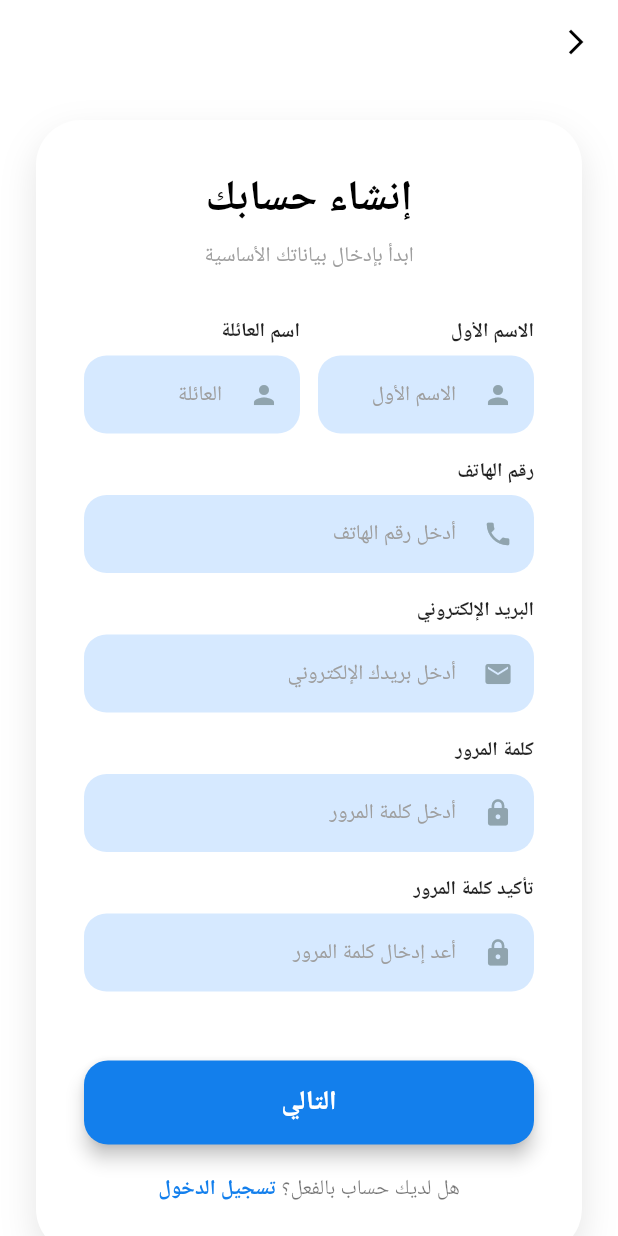
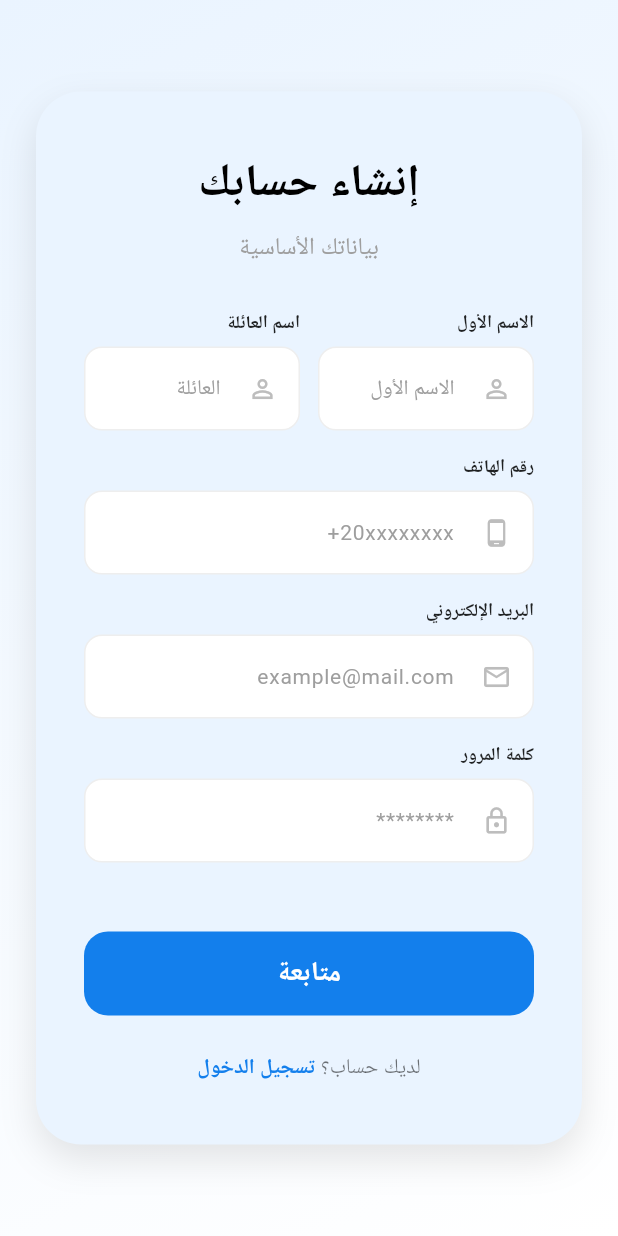
Before and after one commit to 3moor-dot/Gear_Up_App, a Flutter app: the RegisterPage screen opened by its route, on a phone screen of 412 x 824 dp. Run offline on Flutter 3.47's test engine with Material 3 defaults, Android fonts, the phone set to English and light mode, and no system bars; our stand-ins replace font_awesome_flutter, shared_preferences; accounts and stored records are empty; Roboto replaces fonts that are missing (Cairo).

Commit message:
Update Register

```diff
--- a/lib/pages/Registration/register.dart
+++ b/lib/pages/Registration/register.dart
@@ -9,7 +9,7 @@ class RegisterPage extends StatefulWidget {
 
 class _RegisterPageState extends State<RegisterPage> {
   // الحالات (States)
-  String role = "client"; // client or mechanic
+  String role = "client";
   int step = 1; // 1 or 2
 
   final primaryColor = const Color(0xFF137FEC);
@@ -18,17 +18,9 @@ class _RegisterPageState extends State<RegisterPage> {
   Widget build(BuildContext context) {
     final isDark = Theme.of(context).brightness == Brightness.dark;
 
-    return Scaffold(
-       // AppBar بسيط للعودة للخلف
-      appBar: AppBar(
-        backgroundColor: Colors.transparent,
-        elevation: 0,
-        leading: IconButton(
-          icon: Icon(Icons.arrow_back_ios_new,
-                color: isDark ? Colors.white : Colors.black, size: 20),
-          onPressed: () => Navigator.pop(context),
-        ),
-      ),
+    return Directionality(
+      textDirection: TextDirection.rtl, // لضمان اتجاه التطبيق من اليمين لليسار
+      child: Scaffold(
         body: Container(
           width: double.infinity,
           height: double.infinity,
@@ -38,7 +30,7 @@ class _RegisterPageState extends State<RegisterPage> {
               end: Alignment.bottomRight,
               colors: isDark
                   ? [const Color(0xFF0F1323), const Color(0xFF101922)]
-                : [Colors.white, Colors.white],
+                  : [const Color(0xFFEAF4FF), Colors.white],
             ),
           ),
           child: SafeArea(
@@ -46,10 +38,10 @@ class _RegisterPageState extends State<RegisterPage> {
               child: SingleChildScrollView(
                 padding: const EdgeInsets.all(24.0),
                 child: Container(
-                constraints: const BoxConstraints(maxWidth: 500), // ليشبه max-w-xl
-                padding: const EdgeInsets.all(32),
+                  constraints: const BoxConstraints(maxWidth: 550),
+                  padding: const EdgeInsets.symmetric(horizontal: 32, vertical: 40),
                   decoration: BoxDecoration(
-                  color: isDark ? const Color(0xFF1E293B) : Colors.white,
+                    color: isDark ? const Color(0xFF1B1F2D) : const Color(0xFFEAF4FF),
                     borderRadius: BorderRadius.circular(30),
                     boxShadow: [
                       BoxShadow(
@@ -66,37 +58,23 @@ class _RegisterPageState extends State<RegisterPage> {
                       Text(
                         "إنشاء حسابك",
                         style: TextStyle(
-                        fontSize: 28,
+                          fontSize: 30,
                           fontWeight: FontWeight.bold,
                           color: isDark ? Colors.white : Colors.black,
                         ),
                       ),
                       const SizedBox(height: 8),
                       Text(
-                      step == 1 ? "ابدأ بإدخال بياناتك الأساسية" : "اختر نوع الحساب لإكمال التسجيل",
+                        step == 1 ? "بياناتك الأساسية" : "اختر نوع الحساب لإتمام العملية",
                         textAlign: TextAlign.center,
-                      style: const TextStyle(color: Colors.grey),
+                        style: const TextStyle(color: Colors.grey, fontSize: 16),
                       ),
                       const SizedBox(height: 30),
 
-                    // FORM STEPS WITH ANIMATION
+                      // FORM STEPS (Animated)
                       AnimatedSwitcher(
                         duration: const Duration(milliseconds: 400),
-                      transitionBuilder: (Widget child, Animation<double> animation) {
-                        return FadeTransition(
-                          opacity: animation,
-                          child: SlideTransition(
-                            position: Tween<Offset>(
-                              begin: const Offset(0.1, 0),
-                              end: Offset.zero,
-                            ).animate(animation),
-                            child: child,
-                          ),
-                        );
-                      },
-                      child: step == 1
-                          ? _buildStep1(isDark)
-                          : _buildStep2(isDark),
+                        child: step == 1 ? _buildStep1(isDark) : _buildStep2(isDark),
                       ),
 
                       const SizedBox(height: 30),
@@ -107,14 +85,14 @@ class _RegisterPageState extends State<RegisterPage> {
                           if (step == 2) ...[
                             Expanded(
                               flex: 1,
-                            child: OutlinedButton(
+                              child: TextButton(
                                 onPressed: () => setState(() => step = 1),
-                              style: OutlinedButton.styleFrom(
-                                side: BorderSide(color: isDark ? Colors.grey : Colors.grey.shade400),
+                                style: TextButton.styleFrom(
+                                  backgroundColor: isDark ? Colors.grey[700] : Colors.grey[300],
                                   minimumSize: const Size(0, 56),
                                   shape: RoundedRectangleBorder(borderRadius: BorderRadius.circular(16)),
                                 ),
-                              child: Text("السابق", style: TextStyle(color: isDark ? Colors.white : Colors.black87)),
+                                child: Text("السابق", style: TextStyle(color: isDark ? Colors.white : Colors.black87, fontWeight: FontWeight.bold)),
                               ),
                             ),
                             const SizedBox(width: 12),
@@ -127,17 +105,17 @@ class _RegisterPageState extends State<RegisterPage> {
                                   setState(() => step = 2);
                                 } else {
                                   ScaffoldMessenger.of(context).showSnackBar(
-                                    const SnackBar(content: Text("تم التسجيل بنجاح!")));
+                                      const SnackBar(content: Text("تم إنشاء الحساب بنجاح!")));
                                 }
                               },
                               style: ElevatedButton.styleFrom(
                                 backgroundColor: primaryColor,
                                 minimumSize: const Size(0, 56),
                                 shape: RoundedRectangleBorder(borderRadius: BorderRadius.circular(16)),
-                              elevation: 5,
+                                elevation: 0,
                               ),
                               child: Text(
-                              step == 1 ? "التالي" : "إنهاء التسجيل",
+                                step == 1 ? "متابعة" : "إنشاء الحساب الآن",
                                 style: const TextStyle(fontSize: 18, color: Colors.white, fontWeight: FontWeight.bold),
                               ),
                             ),
@@ -145,14 +123,14 @@ class _RegisterPageState extends State<RegisterPage> {
                         ],
                       ),
 
-                    const SizedBox(height: 20),
+                      const SizedBox(height: 25),
 
                       // LOGIN LINK
                       GestureDetector(
                         onTap: () => Navigator.pushNamed(context, '/login'),
                         child: Text.rich(
                           TextSpan(
-                          text: "هل لديك حساب بالفعل؟ ",
+                            text: "لديك حساب؟ ",
                             style: TextStyle(color: isDark ? Colors.white70 : Colors.black54),
                             children: [
                               TextSpan(
@@ -170,6 +148,7 @@ class _RegisterPageState extends State<RegisterPage> {
             ),
           ),
         ),
+      ),
     );
   }
 
@@ -180,110 +159,94 @@ class _RegisterPageState extends State<RegisterPage> {
       children: [
         Row(
           children: [
-            Expanded(child: _buildInputField("الاسم الأول", Icons.person, "الاسم الأول", isDark)),
+            Expanded(child: _buildInputField("الاسم الأول", Icons.person_outline, "الاسم الأول", isDark)),
             const SizedBox(width: 12),
-            Expanded(child: _buildInputField("اسم العائلة", Icons.person, "العائلة", isDark)),
+            Expanded(child: _buildInputField("اسم العائلة", Icons.person_outline, "العائلة", isDark)),
           ],
         ),
-        _buildInputField("رقم الهاتف", Icons.phone, "أدخل رقم الهاتف", isDark),
-        _buildInputField("البريد الإلكتروني", Icons.email, "أدخل بريدك الإلكتروني", isDark),
-        _buildInputField("كلمة المرور", Icons.lock, "أدخل كلمة المرور", isDark, isPassword: true),
-        _buildInputField("تأكيد كلمة المرور", Icons.lock, "أعد إدخال كلمة المرور", isDark, isPassword: true),
+        _buildInputField("رقم الهاتف", Icons.phone_android, "20xxxxxxxx+", isDark),
+        _buildInputField("البريد الإلكتروني", Icons.email_outlined, "example@mail.com", isDark),
+        _buildInputField("كلمة المرور", Icons.lock_outline, "********", isDark, isPassword: true),
       ],
     );
   }
 
-  // --- الخطوة الثانية: اختيار الدور وبيانات الميكانيكي ---
+  // --- الخطوة الثانية: اختيار الدور ---
   Widget _buildStep2(bool isDark) {
     return Column(
       key: const ValueKey(2),
       children: [
-        // ROLE SWITCH
+        const SizedBox(height: 20),
         Row(
-          mainAxisAlignment: MainAxisAlignment.center,
           children: [
-            _roleButton(
-              label: "عميل",
-              icon: Icons.person_outline,
+            _roleCard(
+              label: "سجل كعميل",
+              icon: Icons.person_search_outlined,
               isSelected: role == "client",
               activeColor: Colors.black,
               onTap: () => setState(() => role = "client"),
+              isDark: isDark,
             ),
-            const SizedBox(width: 12),
-            _roleButton(
-              label: "ميكانيكي",
-              icon: Icons.build,
+            const SizedBox(width: 16),
+            _roleCard(
+              label: "سجل كميكانيكي",
+              icon: Icons.handyman_outlined,
               isSelected: role == "mechanic",
               activeColor: primaryColor,
               onTap: () => setState(() => role = "mechanic"),
+              isDark: isDark,
             ),
           ],
         ),
         const SizedBox(height: 30),
-
-        // بيانات متغيرة بناءً على الدور
-        AnimatedSwitcher(
-          duration: const Duration(milliseconds: 300),
-          child: role == "mechanic"
-              ? Container(
-                  key: const ValueKey("mech"),
-                  padding: const EdgeInsets.all(16),
-                  decoration: BoxDecoration(
-                    borderRadius: BorderRadius.circular(20),
-                    border: Border.all(color: primaryColor.withOpacity(0.2)),
+        Text(
+          role == "client"
+              ? "ستتمكن من طلب خدمات الصيانة فوراً"
+              : "سنطلب منك بيانات ورشتك في الخطوة القادمة داخل التطبيق",
+          textAlign: TextAlign.center,
+          style: const TextStyle(color: Colors.grey, fontSize: 14),
         ),
-                  child: Column(
-                    crossAxisAlignment: CrossAxisAlignment.start,
-                    children: [
-                      Text("بيانات الورشة والعمل:",
-                        style: TextStyle(color: primaryColor, fontWeight: FontWeight.bold, fontSize: 14)),
-                      const SizedBox(height: 16),
-                      _buildInputField("موقع الورشة", Icons.location_on, "أدخل موقع الورشة", isDark),
-                      _buildInputField("التخصص الرئيسي", Icons.handyman, "ميكانيكي / كهربائي", isDark),
-                      _buildInputField("التخصص الفرعي", Icons.star, "ألماني / كوري / ياباني", isDark),
-                      _buildInputField("إمكانية الزيارة الميدانية", Icons.check_circle, "نعم / لا", isDark),
-                    ],
-                  ),
-                )
-              : Container(
-                  key: const ValueKey("cli"),
-                  padding: const EdgeInsets.symmetric(vertical: 40),
-                  child: const Text(
-                    "سيتم إنشاء حسابك كعميل، يمكنك إضافة بيانات سيارتك لاحقاً من لوحة التحكم.",
-                    textAlign: TextAlign.center,
-                    style: TextStyle(color: Colors.grey, fontStyle: FontStyle.italic),
-                  ),
-                ),
-        ),
+        const SizedBox(height: 20),
       ],
     );
   }
 
-  // --- ويدجت زر اختيار الدور ---
-  Widget _roleButton({
+  // --- ويدجت بطاقة اختيار الدور (Role Card) ---
+  Widget _roleCard({
     required String label,
     required IconData icon,
     required bool isSelected,
     required Color activeColor,
     required VoidCallback onTap,
+    required bool isDark,
   }) {
     return Expanded(
       child: GestureDetector(
         onTap: onTap,
         child: AnimatedContainer(
           duration: const Duration(milliseconds: 300),
-          padding: const EdgeInsets.symmetric(vertical: 12),
+          padding: const EdgeInsets.symmetric(vertical: 30),
           decoration: BoxDecoration(
-            color: isSelected ? activeColor : Colors.grey.withOpacity(0.3),
-            borderRadius: BorderRadius.circular(15),
-            boxShadow: isSelected ? [BoxShadow(color: activeColor.withOpacity(0.3), blurRadius: 10)] : [],
+            color: isSelected ? activeColor : Colors.transparent,
+            borderRadius: BorderRadius.circular(24),
+            border: Border.all(
+              color: isSelected ? activeColor : (isDark ? Colors.grey[800]! : Colors.grey[300]!),
+              width: 2,
             ),
-          child: Row(
-            mainAxisAlignment: MainAxisAlignment.center,
+            boxShadow: isSelected ? [BoxShadow(color: activeColor.withOpacity(0.3), blurRadius: 15, offset: const Offset(0, 8))] : [],
+          ),
+          child: Column(
             children: [
-              Icon(icon, color: Colors.white, size: 18),
-              const SizedBox(width: 8),
-              Text(label, style: const TextStyle(color: Colors.white, fontWeight: FontWeight.bold)),
+              Icon(icon, color: isSelected ? Colors.white : Colors.grey, size: 40),
+              const SizedBox(height: 12),
+              Text(
+                label,
+                style: TextStyle(
+                  color: isSelected ? Colors.white : Colors.grey,
+                  fontWeight: FontWeight.bold,
+                  fontSize: 16,
+                ),
+              ),
             ],
           ),
         ),
@@ -298,23 +261,24 @@ class _RegisterPageState extends State<RegisterPage> {
       child: Column(
         crossAxisAlignment: CrossAxisAlignment.start,
         children: [
-          Text(label, style: TextStyle(fontWeight: FontWeight.bold, fontSize: 13, color: isDark ? Colors.white70 : Colors.black87)),
+          Text(label, style: TextStyle(fontWeight: FontWeight.bold, fontSize: 12, color: isDark ? Colors.white : Colors.black87)),
           const SizedBox(height: 6),
           Container(
             decoration: BoxDecoration(
-              color: isDark ? const Color(0xFF137FEC).withOpacity(0.1) : const Color(0xFFD6E9FF),
-              borderRadius: BorderRadius.circular(15),
+              color: isDark ? const Color(0xFF137FEC).withOpacity(0.1) : Colors.white,
+              borderRadius: BorderRadius.circular(12),
+              border: Border.all(color: isDark ? Colors.transparent : Colors.grey.shade200),
             ),
             child: TextField(
               obscureText: isPassword,
-              textAlign: TextAlign.right,
               style: TextStyle(color: isDark ? Colors.white : Colors.black),
               decoration: InputDecoration(
                 hintText: hint,
-                hintStyle: TextStyle(color: isDark ? Colors.grey.shade600 : Colors.grey.shade500, fontSize: 14),
-                prefixIcon: Icon(icon, color: isDark ? Colors.blueGrey : Colors.blueGrey.shade300, size: 20),
+                hintStyle: TextStyle(color: Colors.grey.shade500, fontSize: 14),
+                // في RTL، الـ prefixIcon يظهر جهة اليمين
+                prefixIcon: Icon(icon, color: Colors.grey.shade400, size: 20),
                 border: InputBorder.none,
-                contentPadding: const EdgeInsets.symmetric(horizontal: 16, vertical: 14),
+                contentPadding: const EdgeInsets.symmetric(horizontal: 16, vertical: 15),
               ),
             ),
           ),
```
Also changed, not shown: 10 other files. Lines whose indentation alone changed are shown as unchanged.
